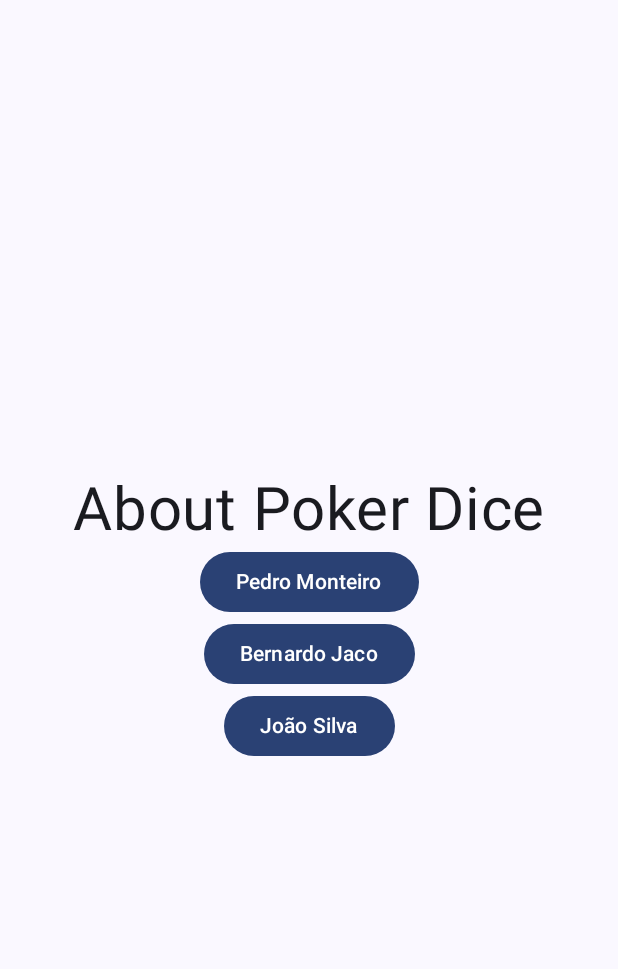
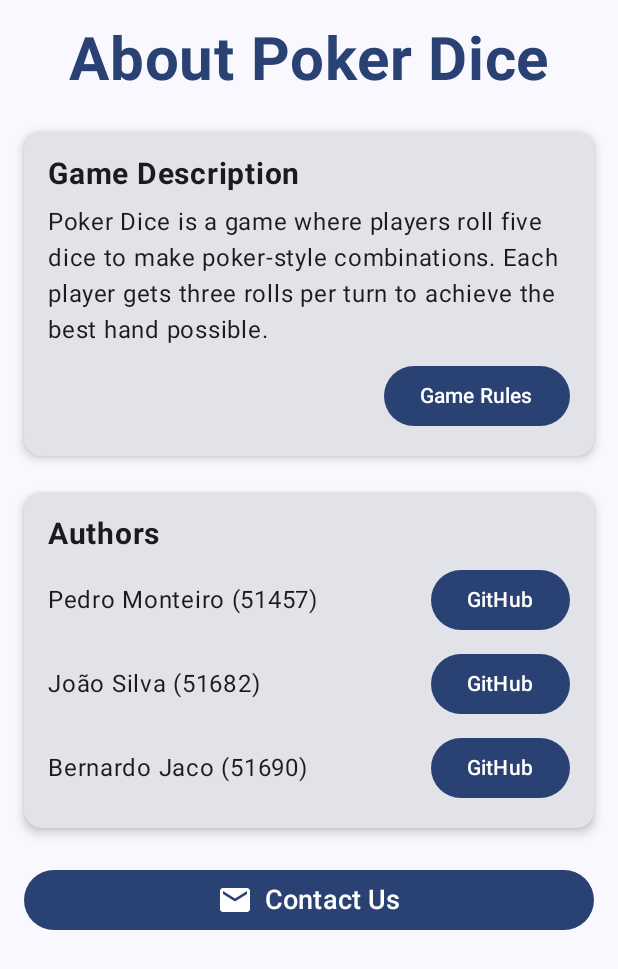
Before and after one commit to JoaoSilvaIT/PokerDice-Mobile, an Android app built with Jetpack Compose: the screen it shows after launch (AboutActivity), after a tap on "About", on a phone screen of 412 x 824 dp. Shown: the top 969 px of the screen. Run offline under Robolectric (Android 15) with nearby library versions, the phone set to English and light mode, and no system bars.

Commit message:
Minor Optimizations | About Screen Done |

```diff
--- a/app/build.gradle.kts
+++ b/app/build.gradle.kts
@@ -10,7 +10,7 @@ android {
 
     defaultConfig {
         applicationId = "com.pdm.pokerdice"
-        minSdk = 35
+        minSdk = 34
         targetSdk = 36
         versionCode = 1
         versionName = "1.0"
@@ -49,6 +49,8 @@ dependencies {
     implementation(libs.androidx.compose.ui.graphics)
     implementation(libs.androidx.compose.ui.tooling.preview)
     implementation(libs.androidx.compose.material3)
+    implementation(libs.androidx.ui)
+    implementation(libs.androidx.material3)
     testImplementation(libs.junit)
     androidTestImplementation(libs.androidx.junit)
     androidTestImplementation(libs.androidx.espresso.core)
--- a/app/src/main/java/com/pdm/pokerdice/ProfileScreen.kt
+++ /dev/null
@@ -1 +0,0 @@
-package com.pdm.pokerdice
--- a/app/src/main/java/com/pdm/pokerdice/about/AboutActivity.kt
+++ /dev/null
@@ -1,44 +0,0 @@
-package com.pdm.pokerdice.about
-
-import android.content.Intent
-import android.net.Uri
-import android.os.Bundle
-import androidx.activity.ComponentActivity
-import androidx.activity.compose.setContent
-import androidx.compose.foundation.layout.fillMaxSize
-import androidx.compose.foundation.layout.padding
-import androidx.compose.material3.Scaffold
-import androidx.compose.ui.Modifier
-import androidx.core.net.toUri
-import com.pdm.pokerdice.ui.theme.PokerDiceTheme
-
-class AboutActivity: ComponentActivity(){
-
-
-    override fun onCreate(savedInstanceState: Bundle?){
-        super.onCreate(savedInstanceState)
-        setContent{
-            PokerDiceTheme{
-                Scaffold(modifier = Modifier.Companion.fillMaxSize()) {
-                    innerPadding ->
-                    AboutScreen(
-                        Modifier.padding(paddingValues = innerPadding), onNavigate = {handleNavigation(it)}
-                    )
-                }
-            }
-        }
-    }
-
-    private fun handleNavigation(it: AboutNavigation) {
-        when (it) {
-            is AboutNavigation.Creator -> navigateToURL(it.destination)
-        }
-    }
-
-    private fun navigateToURL(destination: String) {
-        val webpage: Uri = destination.toUri()
-        val intent = Intent(Intent.ACTION_VIEW, webpage)
-        startActivity(intent)
-    }
-
-}
--- a/app/src/main/java/com/pdm/pokerdice/about/AboutScreen.kt
+++ /dev/null
@@ -1,42 +0,0 @@
-package com.pdm.pokerdice.about
-
-import androidx.compose.foundation.layout.Arrangement
-import androidx.compose.foundation.layout.Column
-import androidx.compose.foundation.layout.fillMaxSize
-import androidx.compose.material3.Button
-import androidx.compose.material3.Text
-import androidx.compose.runtime.Composable
-import androidx.compose.ui.Alignment
-import androidx.compose.ui.Modifier
-import androidx.compose.ui.tooling.preview.Preview
-import androidx.compose.ui.unit.sp
-
-sealed class AboutNavigation {
-    class Creator(val destination: String) : AboutNavigation()
-}
-
-@Composable
-fun AboutScreen(mod: Modifier, onNavigate: (AboutNavigation) -> Unit = {}) {
-    Column(
-        horizontalAlignment = Alignment.CenterHorizontally,
-        modifier = mod.fillMaxSize(),
-        verticalArrangement = Arrangement.Center
-    ){
-        Text("About Poker Dice", fontSize = 40.sp)
-        Button(onClick = {onNavigate(AboutNavigation.Creator("https://github.com/pedrowlv"))}){
-            Text("Pedro Monteiro")
-        }
-        Button(onClick = {onNavigate(AboutNavigation.Creator("https://github.com/jacaoo"))}){
-            Text("Bernardo Jaco")
-        }
-        Button(onClick = {onNavigate(AboutNavigation.Creator("https://github.com/JoaoSilvaIT"))}){
-            Text("João Silva")
-        }
-    }
-}
-
-@Preview
-@Composable
-fun aboutPreview() {
-    AboutScreen(Modifier)
-}
--- /dev/null
+++ b/app/src/main/java/com/pdm/pokerdice/ui/about/AboutScreen.kt
@@ -0,0 +1,141 @@
+import androidx.compose.foundation.layout.Arrangement
+import androidx.compose.foundation.layout.Column
+import androidx.compose.foundation.layout.Row
+import androidx.compose.foundation.layout.fillMaxSize
+import androidx.compose.foundation.layout.fillMaxWidth
+import androidx.compose.foundation.layout.padding
+import androidx.compose.material.icons.Icons
+import androidx.compose.material.icons.filled.Email
+import androidx.compose.material3.Button
+import androidx.compose.material3.ButtonDefaults
+import androidx.compose.material3.Card
+import androidx.compose.material3.CardDefaults
+import androidx.compose.material3.Icon
+import androidx.compose.material3.MaterialTheme
+import androidx.compose.material3.Text
+import androidx.compose.runtime.Composable
+import androidx.compose.ui.Alignment
+import androidx.compose.ui.Modifier
+import androidx.compose.ui.text.font.FontWeight
+import androidx.compose.ui.tooling.preview.Preview
+import androidx.compose.ui.unit.dp
+import androidx.compose.ui.unit.sp
+
+
+sealed class AboutNavigation {
+    class Creator(val destination: String) : AboutNavigation()
+    object GameRules : AboutNavigation()
+    object ContactUs : AboutNavigation()
+}
+
+@Composable
+fun AboutScreen(mod: Modifier, onNavigate: (AboutNavigation) -> Unit = {}) {
+    Column(
+        horizontalAlignment = Alignment.CenterHorizontally,
+        modifier = mod.fillMaxSize().padding(16.dp),
+        verticalArrangement = Arrangement.spacedBy(24.dp)
+    ){
+        Text("About Poker Dice",
+            fontSize = 40.sp,
+            fontWeight = FontWeight.Bold,
+            color = MaterialTheme.colorScheme.primary // MUDAR SE QUISEREM
+        )
+
+        Card(
+            modifier = Modifier.fillMaxWidth(),
+            elevation = CardDefaults.cardElevation(defaultElevation = 4.dp)
+        ) {
+            Column(
+                modifier = Modifier.padding(16.dp),
+                verticalArrangement = Arrangement.spacedBy(8.dp)
+            ) {
+                Text(
+                    "Game Description",
+                    fontSize = 20.sp,
+                    fontWeight = FontWeight.Bold
+                )
+                Text(
+                    "Poker Dice is a game where players roll five dice " +
+                            "to make poker-style combinations. Each player gets " +
+                            "three rolls per turn to achieve the best hand possible.",
+                    fontSize = 16.sp
+                )
+                Button(
+                    onClick = { onNavigate(AboutNavigation.GameRules) },
+                    modifier = Modifier.align(Alignment.End)
+                ) {
+                    Text("Game Rules")
+                }
+            }
+        }
+
+        Card(
+            modifier = Modifier.fillMaxWidth(),
+            elevation = CardDefaults.cardElevation(defaultElevation = 4.dp)
+        ) {
+            Column(
+                modifier = Modifier.padding(16.dp),
+                verticalArrangement = Arrangement.spacedBy(8.dp)
+            ) {
+                Text(
+                    "Authors",
+                    fontSize = 20.sp,
+                    fontWeight = FontWeight.Bold
+                )
+
+                Row(
+                    modifier = Modifier.fillMaxWidth(),
+                    horizontalArrangement = Arrangement.SpaceBetween,
+                    verticalAlignment = Alignment.CenterVertically
+                ) {
+                    Text("Pedro Monteiro (51457)")
+                    Button(onClick = { onNavigate(AboutNavigation.Creator("https://github.com/pedrowlv")) }) {
+                        Text("GitHub")
+                    }
+                }
+
+                Row(
+                    modifier = Modifier.fillMaxWidth(),
+                    horizontalArrangement = Arrangement.SpaceBetween,
+                    verticalAlignment = Alignment.CenterVertically
+                ) {
+                    Text("João Silva (51682)")
+                    Button(onClick = { onNavigate(AboutNavigation.Creator("https://github.com/JoaoSilvaIT")) }) {
+                        Text("GitHub")
+                    }
+                }
+
+                Row(
+                    modifier = Modifier.fillMaxWidth(),
+                    horizontalArrangement = Arrangement.SpaceBetween,
+                    verticalAlignment = Alignment.CenterVertically
+                ) {
+                    Text("Bernardo Jaco (51690)")
+                    Button(onClick = { onNavigate(AboutNavigation.Creator("https://github.com/jacaoo")) }) {
+                        Text("GitHub")
+                    }
+                }
+            }
+        }
+
+        Button(
+            onClick = { onNavigate(AboutNavigation.ContactUs) },
+            colors = ButtonDefaults.buttonColors(containerColor = MaterialTheme.colorScheme.primary),
+            modifier = Modifier.fillMaxWidth()
+        ) {
+            Row(
+                verticalAlignment = Alignment.CenterVertically,
+                horizontalArrangement = Arrangement.spacedBy(8.dp)
+            ) {
+                Icon(Icons.Default.Email, contentDescription = "Email")
+                Text("Contact Us", fontSize = 18.sp)
+            }
+        }
+    }
+}
+
+@Preview
+@Composable
+fun AboutScreenPreview() {
+    AboutScreen(Modifier)
+}
--- a/app/src/main/java/com/pdm/pokerdice/MainActivity.kt
+++ b/app/src/main/java/com/pdm/pokerdice/ui/main/MainActivity.kt
@@ -1,4 +1,4 @@
-package com.pdm.pokerdice
+package com.pdm.pokerdice.ui.main
 
 import android.content.Intent
 import android.os.Bundle
@@ -9,9 +9,11 @@ import androidx.compose.foundation.layout.fillMaxSize
 import androidx.compose.foundation.layout.padding
 import androidx.compose.material3.Scaffold
 import androidx.compose.ui.Modifier
-import com.pdm.pokerdice.about.AboutActivity
-import com.pdm.pokerdice.profile.ProfileActivity
+import com.pdm.pokerdice.ui.about.AboutActivity
+import com.pdm.pokerdice.ui.profile.ProfileActivity
 import com.pdm.pokerdice.ui.theme.PokerDiceTheme
+import com.pdm.pokerdice.ui.title.TitleScreen
+import com.pdm.pokerdice.ui.title.TitleScreenActions
 
 class MainActivity : ComponentActivity() {
     override fun onCreate(savedInstanceState: Bundle?) {
@@ -19,10 +21,10 @@ class MainActivity : ComponentActivity() {
         enableEdgeToEdge()
         setContent {
             PokerDiceTheme {
-                Scaffold(modifier = Modifier.fillMaxSize()) { innerPadding ->
+                Scaffold(modifier = Modifier.Companion.fillMaxSize()) { innerPadding ->
                     TitleScreen(
-                        modifier= Modifier.padding(innerPadding),
-                        onNavigate = { navigateTo(it)}
+                        modifier = Modifier.Companion.padding(innerPadding),
+                        onNavigate = { navigateTo(it) }
                     )
                 }
             }
--- a/app/src/main/java/com/pdm/pokerdice/profile/ProfileActivity.kt
+++ b/app/src/main/java/com/pdm/pokerdice/ui/profile/ProfileActivity.kt
@@ -1,4 +1,4 @@
-package com.pdm.pokerdice.profile
+package com.pdm.pokerdice.ui.profile
 
 import android.os.Bundle
 import androidx.activity.ComponentActivity
@@ -7,7 +7,6 @@ import androidx.compose.foundation.layout.fillMaxSize
 import androidx.compose.foundation.layout.padding
 import androidx.compose.material3.Scaffold
 import androidx.compose.ui.Modifier
-import com.pdm.pokerdice.about.AboutScreen
 import com.pdm.pokerdice.ui.theme.PokerDiceTheme
 
 class ProfileActivity : ComponentActivity() {
--- a/app/src/main/java/com/pdm/pokerdice/profile/ProfileScreen.kt
+++ b/app/src/main/java/com/pdm/pokerdice/ui/profile/ProfileScreen.kt
@@ -1,4 +1,4 @@
-package com.pdm.pokerdice.profile
+package com.pdm.pokerdice.ui.profile
 
 import androidx.compose.foundation.layout.Arrangement
 import androidx.compose.foundation.layout.Column
--- a/app/src/main/java/com/pdm/pokerdice/ui/theme/Theme.kt
+++ b/app/src/main/java/com/pdm/pokerdice/ui/theme/Theme.kt
@@ -1,7 +1,5 @@
 package com.pdm.pokerdice.ui.theme
 
-import android.app.Activity
-import android.os.Build
 import androidx.compose.foundation.isSystemInDarkTheme
 import androidx.compose.material3.MaterialTheme
 import androidx.compose.material3.darkColorScheme
@@ -41,7 +39,7 @@ fun PokerDiceTheme(
     content: @Composable () -> Unit
 ) {
     val colorScheme = when {
-        dynamicColor && Build.VERSION.SDK_INT >= Build.VERSION_CODES.S -> {
+        dynamicColor -> {
             val context = LocalContext.current
             if (darkTheme) dynamicDarkColorScheme(context) else dynamicLightColorScheme(context)
         }
--- a/app/src/main/java/com/pdm/pokerdice/TitleScreen.kt
+++ b/app/src/main/java/com/pdm/pokerdice/ui/title/TitleScreen.kt
@@ -1,4 +1,4 @@
-package com.pdm.pokerdice
+package com.pdm.pokerdice.ui.title
 
 import androidx.compose.foundation.Image
 import androidx.compose.foundation.layout.Column
@@ -17,6 +17,7 @@ import androidx.compose.ui.res.painterResource
 import androidx.compose.ui.tooling.preview.Preview
 import androidx.compose.ui.unit.dp
 import androidx.compose.ui.unit.sp
+import com.pdm.pokerdice.R
 
 
 enum class TitleScreenActions{
--- a/gradle/libs.versions.toml
+++ b/gradle/libs.versions.toml
@@ -8,6 +8,8 @@ espressoCore = "3.7.0"
 lifecycleRuntimeKtx = "2.9.3"
 activityCompose = "1.11.0"
 composeBom = "2024.09.00"
+ui = "1.9.1"
+material3 = "1.3.2"
 
 [libraries]
 androidx-core-ktx = { group = "androidx.core", name = "core-ktx", version.ref = "coreKtx" }
@@ -24,6 +26,8 @@ androidx-compose-ui-tooling-preview = { group = "androidx.compose.ui", name = "u
 androidx-compose-ui-test-manifest = { group = "androidx.compose.ui", name = "ui-test-manifest" }
 androidx-compose-ui-test-junit4 = { group = "androidx.compose.ui", name = "ui-test-junit4" }
 androidx-compose-material3 = { group = "androidx.compose.material3", name = "material3" }
+androidx-ui = { group = "androidx.compose.ui", name = "ui", version.ref = "ui" }
+androidx-material3 = { group = "androidx.compose.material3", name = "material3", version.ref = "material3" }
 
 [plugins]
 android-application = { id = "com.android.application", version.ref = "agp" }
```
Also changed, not shown: app/src/main/AndroidManifest.xml (+3 -4 lines), app/src/main/java/com/pdm/pokerdice/ui/about/AboutActivity.kt (added, +70 -0 lines).
